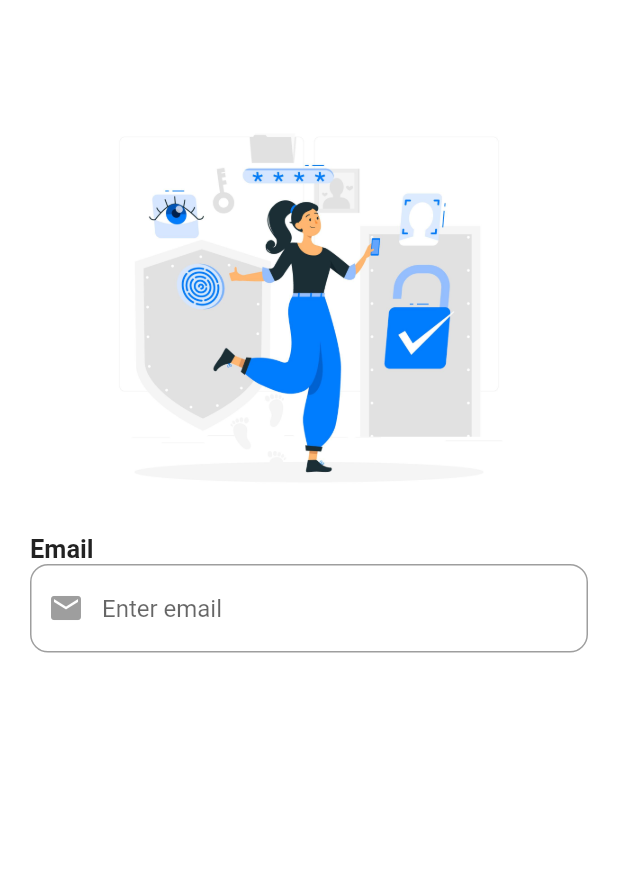
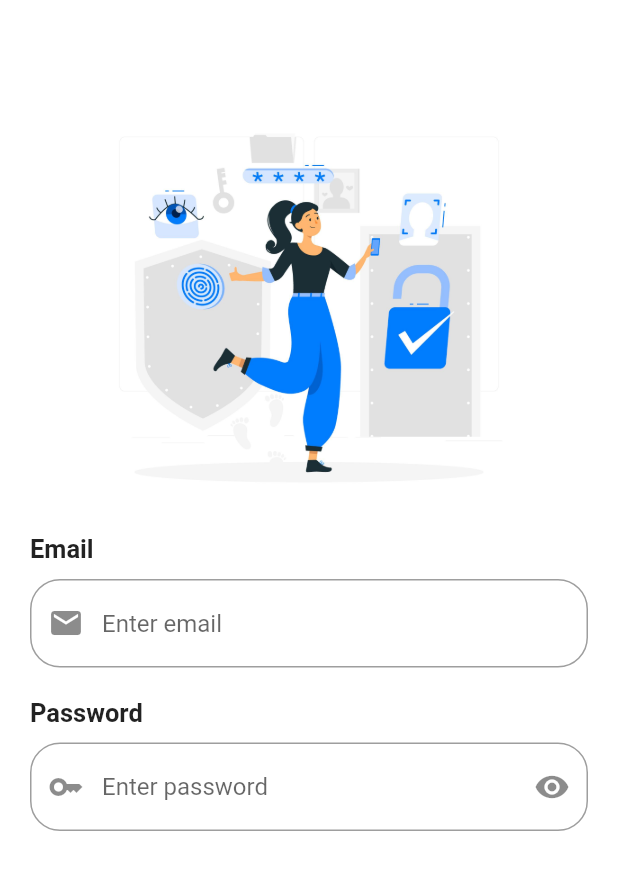
Before and after one commit to Sprajapati123/33A, a Flutter app: the screen it shows after launch, on a phone screen of 412 x 824 dp. Shown: the top 870 px of the screen. Run offline on Flutter 3.47's test engine with Material 2 defaults, Android fonts, the phone set to English and light mode, and no system bars.

Commit message:
loginscreen

```diff
--- a/lib/login/login_screen.dart
+++ b/lib/login/login_screen.dart
@@ -11,6 +11,7 @@ class LoginScreen extends StatefulWidget {
 class _LoginScreenState extends State<LoginScreen> {
   final TextEditingController _emailController = TextEditingController();
   final TextEditingController _passwordController = TextEditingController();
+  bool visibility = true;
   @override
   Widget build(BuildContext context) {
     return Scaffold(
@@ -19,7 +20,8 @@ class _LoginScreenState extends State<LoginScreen> {
         backgroundColor: Colors.white,
         elevation: 0.0,
       ),
-      body: Padding(
+      body: SingleChildScrollView(
+        child: Padding(
           padding: const EdgeInsets.symmetric(horizontal: 20.0),
           child: Column(
             mainAxisAlignment: MainAxisAlignment.start,
@@ -32,32 +34,60 @@ class _LoginScreenState extends State<LoginScreen> {
                   width: 300,
                 ),
               ),
-            const Text("Email",style: TextStyle(fontWeight: FontWeight.bold,fontSize: 17)),
 
+              const Text("Email",
+                  style: TextStyle(fontWeight: FontWeight.bold, fontSize: 17)),
+              const SizedBox(
+                height: 10,
+              ),
               TextFormField(
-              validator: (String? value) {
-                if (value == "") {
-                  return "Enter text";
-                }
-                return null;
-              },
+                keyboardType: TextInputType.emailAddress,
+                controller: _emailController,
                 decoration: InputDecoration(
                   hintText: "Enter email",
-
-                labelStyle: TextStyle(color: Colors.black),
-                prefixIcon: Icon(Icons.mail,color: Colors.grey.shade500),
+                  prefixIcon: Icon(Icons.mail),
                   enabledBorder: OutlineInputBorder(
-                    borderRadius: BorderRadius.circular(12),
-                    borderSide: const BorderSide(color: Colors.grey, width: 1)),
+                    borderRadius: BorderRadius.circular(20),
+                    borderSide: BorderSide(color: Colors.grey, width: 1),
+                  ),
                   focusedBorder: OutlineInputBorder(
-                    borderRadius: BorderRadius.circular(12),
-                    borderSide:
-                        const BorderSide(color: Colors.green, width: 1)),
+                    borderRadius: BorderRadius.circular(20),
+                    borderSide: BorderSide(color: Colors.grey, width: 1),
                   ),
-              autovalidateMode: AutovalidateMode.onUserInteraction,
-              controller: _emailController,
                 ),
-
+              ),
+              const SizedBox(
+                height: 20,
+              ),
+              const Text("Password",
+                  style: TextStyle(fontWeight: FontWeight.bold, fontSize: 17)),
+              const SizedBox(
+                height: 10,
+              ),
+              TextFormField(
+                controller: _passwordController,
+                obscureText: visibility,
+                decoration: InputDecoration(
+                  hintText: "Enter password",
+                  suffixIcon: IconButton(
+                    icon: visibility ? Icon(Icons.visibility) : Icon(Icons.visibility_off),
+                    onPressed: () {
+                      setState(() {
+                        visibility = !visibility;
+                      });
+                    },
+                  ),
+                  prefixIcon: Icon(Icons.key),
+                  enabledBorder: OutlineInputBorder(
+                    borderRadius: BorderRadius.circular(20),
+                    borderSide: BorderSide(color: Colors.grey, width: 1),
+                  ),
+                  focusedBorder: OutlineInputBorder(
+                    borderRadius: BorderRadius.circular(20),
+                    borderSide: BorderSide(color: Colors.grey, width: 1),
+                  ),
+                ),
+              ),
               // ElevatedButton(
               //     onPressed: () {
               //       print(_emailController.text);
@@ -66,6 +96,7 @@ class _LoginScreenState extends State<LoginScreen> {
             ],
           ),
         ),
+      ),
     );
   }
 }
```
Lines whose indentation alone changed are shown as unchanged.
